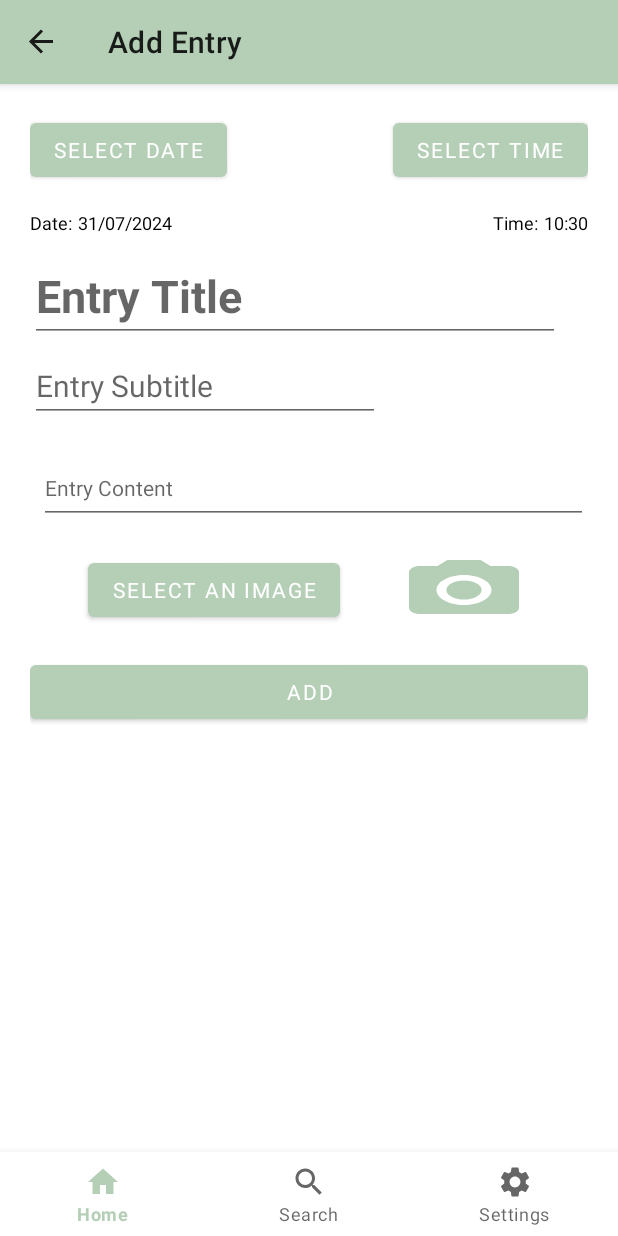
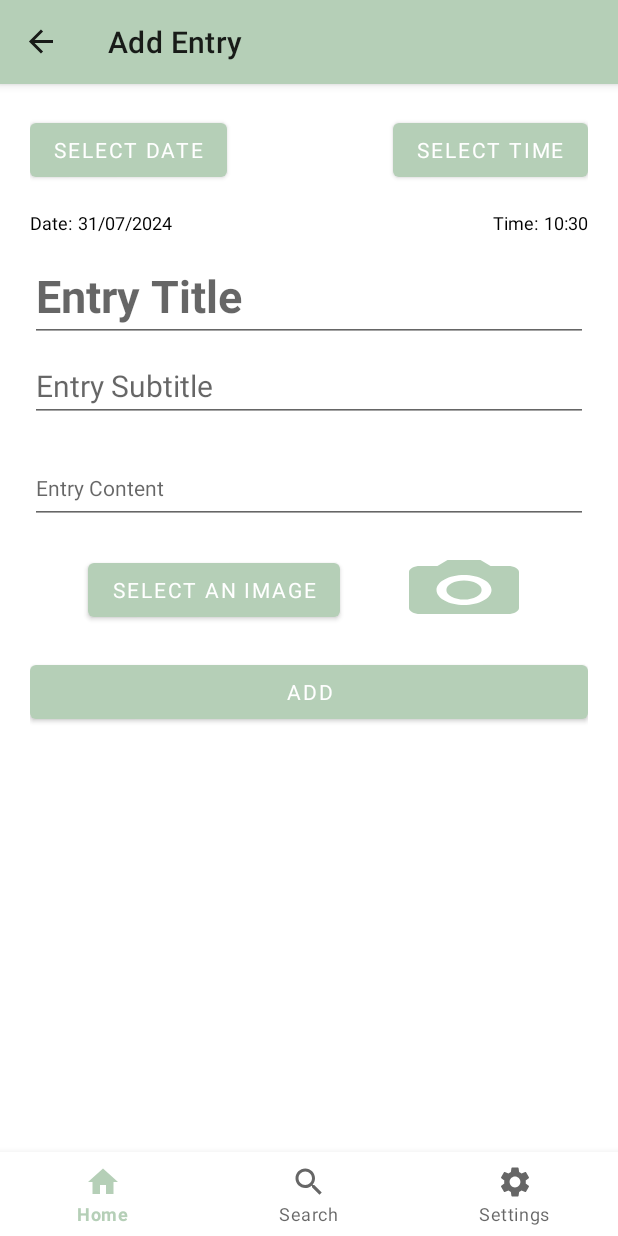
Before and after one commit to ChonMatthew/Jurnal, an Android app: the AddFragment screen opened through its navigation route, on a phone screen of 412 x 824 dp. Run offline under Robolectric (Android 15) with nearby library versions, the phone set to English and light mode, and no system bars; our stand-ins replace Room's generated code, navigation-ui; Roboto replaces fonts that are not available here.

Commit message:
Cleanup
Jurnal v.3.1

```diff
--- a/app/src/main/res/layout/custom_row.xml
+++ b/app/src/main/res/layout/custom_row.xml
@@ -24,6 +24,7 @@
                 android:id="@+id/rowImage"
                 android:layout_width="match_parent"
                 android:layout_height="wrap_content"
+                android:src="@drawable/ic_launcher_background"
                 android:contentDescription="@string/description_row_image"
                 app:layout_constraintTop_toTopOf="parent"
                 android:scaleType="centerCrop"
--- a/app/src/main/res/layout/fragment_add.xml
+++ b/app/src/main/res/layout/fragment_add.xml
@@ -29,7 +29,7 @@
             android:layout_width="wrap_content"
             android:layout_height="wrap_content"
             android:layout_marginTop="10dp"
-            android:ems="10"
+            android:ems="20"
             android:hint="@string/hint_title"
             android:inputType="textMultiLine"
             android:textSize="30sp"
@@ -43,7 +43,7 @@
             android:layout_width="wrap_content"
             android:layout_height="wrap_content"
             android:layout_marginTop="5dp"
-            android:ems="10"
+            android:ems="20"
             android:inputType="textMultiLine"
             android:hint="@string/hint_subtitle"
             android:textSize="20sp"
@@ -55,7 +55,6 @@
             android:id="@+id/editContent"
             android:layout_width="match_parent"
             android:layout_height="wrap_content"
-            android:layout_marginStart="6dp"
             android:layout_marginTop="20dp"
             android:ems="20"
             android:hint="@string/hint_content"
--- a/app/src/main/res/layout/fragment_update.xml
+++ b/app/src/main/res/layout/fragment_update.xml
@@ -29,7 +29,7 @@
             android:layout_width="wrap_content"
             android:layout_height="wrap_content"
             android:layout_marginTop="10dp"
-            android:ems="10"
+            android:ems="20"
             android:inputType="textMultiLine"
             android:hint="@string/hint_title"
             android:textSize="30sp"
@@ -43,7 +43,7 @@
             android:layout_width="wrap_content"
             android:layout_height="wrap_content"
             android:layout_marginTop="5dp"
-            android:ems="10"
+            android:ems="20"
             android:inputType="textMultiLine"
             android:hint="@string/hint_subtitle"
             android:textSize="20sp"
@@ -55,7 +55,6 @@
             android:id="@+id/updateContent"
             android:layout_width="match_parent"
             android:layout_height="wrap_content"
-            android:layout_marginStart="6dp"
             android:layout_marginTop="20dp"
             android:ems="20"
             android:inputType="textMultiLine"
```
